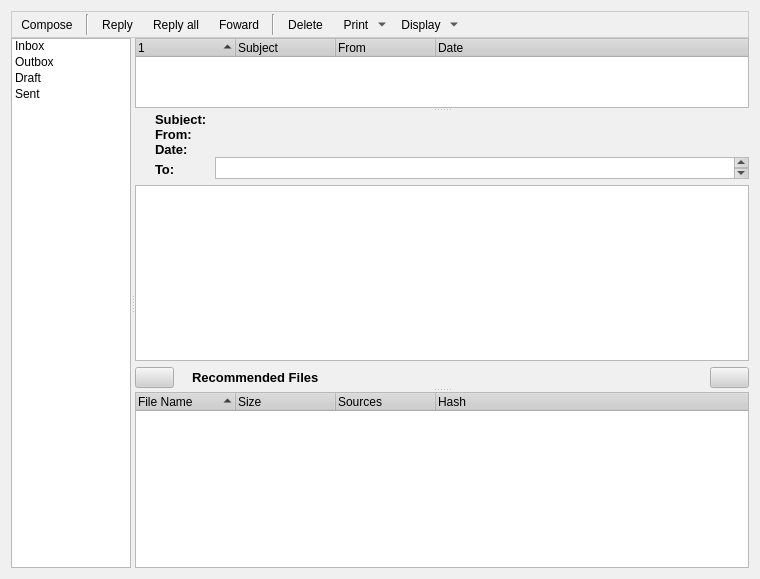
Above: retroshare-gui/src/gui/MessagesDialog.ui from RetroShare/RetroShare before the change. Below: the same form after it.
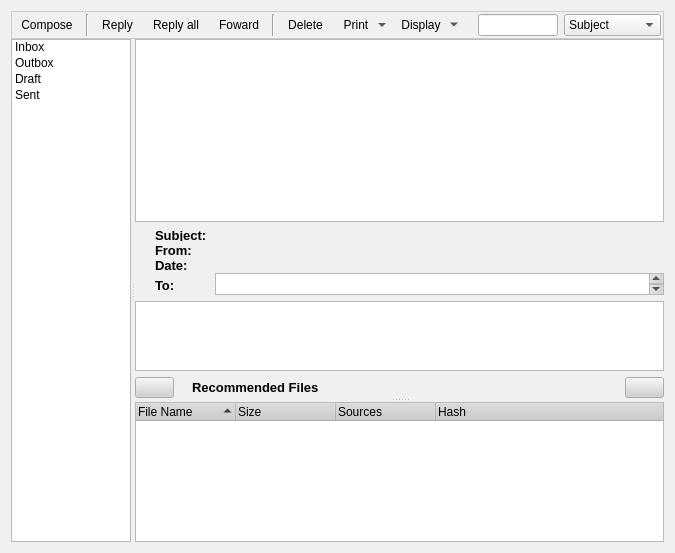
That is the form after the change. Icons and pictures are not drawn.

Commit message: tree widget converted to tree view in MessageDiwalogue and other fixes

What changed in the file:
```diff
--- a/retroshare-gui/src/gui/MessagesDialog.ui
+++ b/retroshare-gui/src/gui/MessagesDialog.ui
@@ -6,8 +6,8 @@
    <rect>
     <x>0</x>
     <y>0</y>
-    <width>760</width>
-    <height>579</height>
+    <width>675</width>
+    <height>553</height>
    </rect>
   </property>
   <property name="sizePolicy">
@@ -534,19 +534,6 @@
       <property name="margin">
        <number>2</number>
       </property>
-      <item row="0" column="9">
-       <spacer>
-        <property name="orientation">
-         <enum>Qt::Horizontal</enum>
-        </property>
-        <property name="sizeHint" stdset="0">
-         <size>
-          <width>529</width>
-          <height>20</height>
-         </size>
-        </property>
-       </spacer>
-      </item>
       <item row="0" column="2">
        <widget class="QToolButton" name="replymessageButton">
         <property name="sizePolicy">
@@ -842,6 +829,49 @@
         </property>
        </widget>
       </item>
+      <item row="0" column="10">
+       <widget class="QLineEdit" name="filterPatternLineEdit"/>
+      </item>
+      <item row="0" column="11">
+       <widget class="QComboBox" name="filterColumnComboBox">
+        <property name="currentIndex">
+         <number>1</number>
+        </property>
+        <item>
+         <property name="text">
+          <string>Attachments</string>
+         </property>
+        </item>
+        <item>
+         <property name="text">
+          <string>Subject</string>
+         </property>
+        </item>
+        <item>
+         <property name="text">
+          <string>From</string>
+         </property>
+        </item>
+        <item>
+         <property name="text">
+          <string>Date</string>
+         </property>
+        </item>
+       </widget>
+      </item>
+      <item row="0" column="9">
+       <spacer name="horizontalSpacer">
+        <property name="orientation">
+         <enum>Qt::Horizontal</enum>
+        </property>
+        <property name="sizeHint" stdset="0">
+         <size>
+          <width>40</width>
+          <height>20</height>
+         </size>
+        </property>
+       </spacer>
+      </item>
      </layout>
     </widget>
    </item>
@@ -933,60 +963,26 @@
       <property name="orientation">
        <enum>Qt::Vertical</enum>
       </property>
-      <widget class="QTreeWidget" name="msgWidget">
-       <property name="sizePolicy">
-        <sizepolicy hsizetype="Expanding" vsizetype="Expanding">
-         <horstretch>0</horstretch>
-         <verstretch>5</verstretch>
-        </sizepolicy>
-       </property>
-       <property name="font">
-        <font>
-         <pointsize>9</pointsize>
-        </font>
-       </property>
-       <property name="contextMenuPolicy">
-        <enum>Qt::CustomContextMenu</enum>
-       </property>
-       <property name="styleSheet">
-        <string notr="true"/>
-       </property>
-       <property name="indentation">
-        <number>16</number>
-       </property>
-       <property name="sortingEnabled">
-        <bool>true</bool>
-       </property>
-       <property name="columnCount">
-        <number>4</number>
-       </property>
-       <column>
-        <property name="text">
-         <string/>
-        </property>
-        <property name="icon">
-         <iconset resource="images.qrc">
-          <normaloff>:/images/attachment.png</normaloff>:/images/attachment.png</iconset>
-        </property>
-       </column>
-       <column>
-        <property name="text">
-         <string>Subject</string>
-        </property>
-       </column>
-       <column>
-        <property name="text">
-         <string>From</string>
-        </property>
-       </column>
-       <column>
-        <property name="text">
-         <string>Date</string>
-        </property>
-       </column>
-      </widget>
       <widget class="QWidget" name="layoutWidget">
        <layout class="QVBoxLayout">
+        <item>
+         <widget class="QTreeView" name="messagestreeView">
+          <property name="font">
+           <font>
+            <pointsize>9</pointsize>
+           </font>
+          </property>
+          <property name="contextMenuPolicy">
+           <enum>Qt::CustomContextMenu</enum>
+          </property>
+          <property name="selectionMode">
+           <enum>QAbstractItemView::ExtendedSelection</enum>
+          </property>
+          <property name="sortingEnabled">
+           <bool>true</bool>
+          </property>
+         </widget>
+        </item>
         <item>
          <layout class="QHBoxLayout">
           <property name="spacing">
```
Left out of the diff: 4 changed lines with no effect on the pictures. The commit also changes 3 other files.
